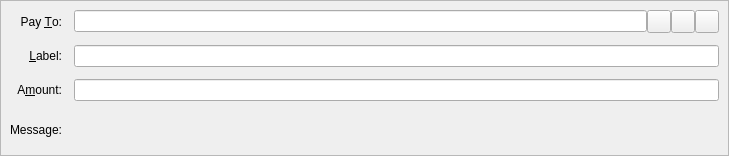
theohmproject/ohmcoin, file src/qt/forms/sendcoinsentry.ui: the form before one commit.
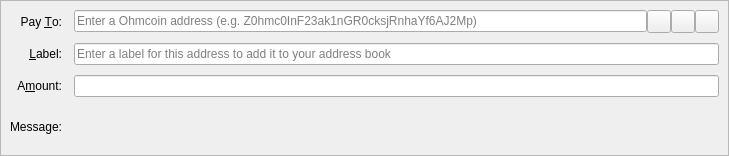
The form after the commit. Icons and pictures are not drawn. Custom widgets are drawn as their Qt base class.

```diff
--- a/src/qt/forms/sendcoinsentry.ui
+++ b/src/qt/forms/sendcoinsentry.ui
@@ -27,9 +27,12 @@
     <enum>QFrame::Sunken</enum>
    </property>
    <layout class="QGridLayout" name="gridLayout">
-    <property name="spacing">
+    <property name="horizontalSpacing">
      <number>12</number>
     </property>
+    <property name="verticalSpacing">
+     <number>10</number>
+    </property>
     <item row="0" column="0">
      <widget class="QLabel" name="payToLabel">
       <property name="text">
@@ -51,7 +54,13 @@
       <item>
        <widget class="QValidatedLineEdit" name="payTo">
         <property name="toolTip">
-         <string>The OHMC address to send the payment to</string>
+         <string>The Ohmcoin address to send the payment to</string>
+        </property>
+        <property name="inputMask">
+         <string/>
+        </property>
+        <property name="placeholderText">
+         <string>Enter a Ohmcoin address (e.g. Z0hmc0InF23ak1nGR0cksjRnhaYf6AJ2Mp)</string>
         </property>
        </widget>
       </item>
@@ -123,6 +132,12 @@
       <property name="toolTip">
        <string>Enter a label for this address to add it to the list of used addresses</string>
       </property>
+      <property name="inputMask">
+       <string/>
+      </property>
+      <property name="placeholderText">
+       <string>Enter a label for this address to add it to your address book</string>
+      </property>
      </widget>
     </item>
     <item row="2" column="0">
```
Left out of the diff: 21 changed lines with no effect on the pictures.
